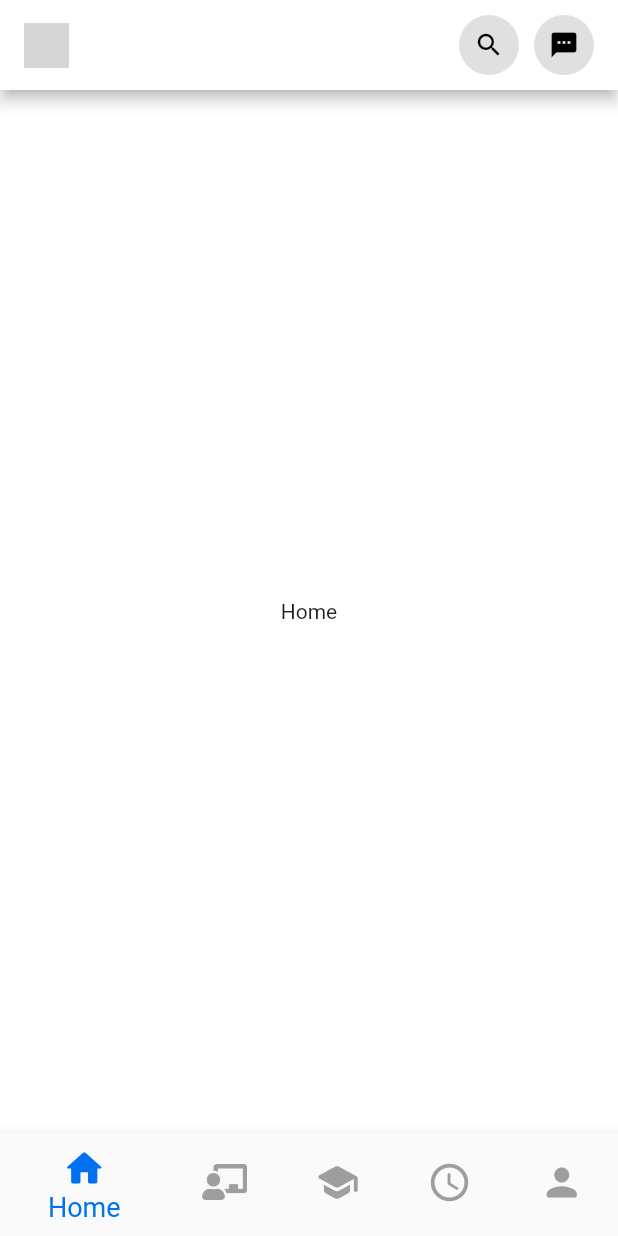
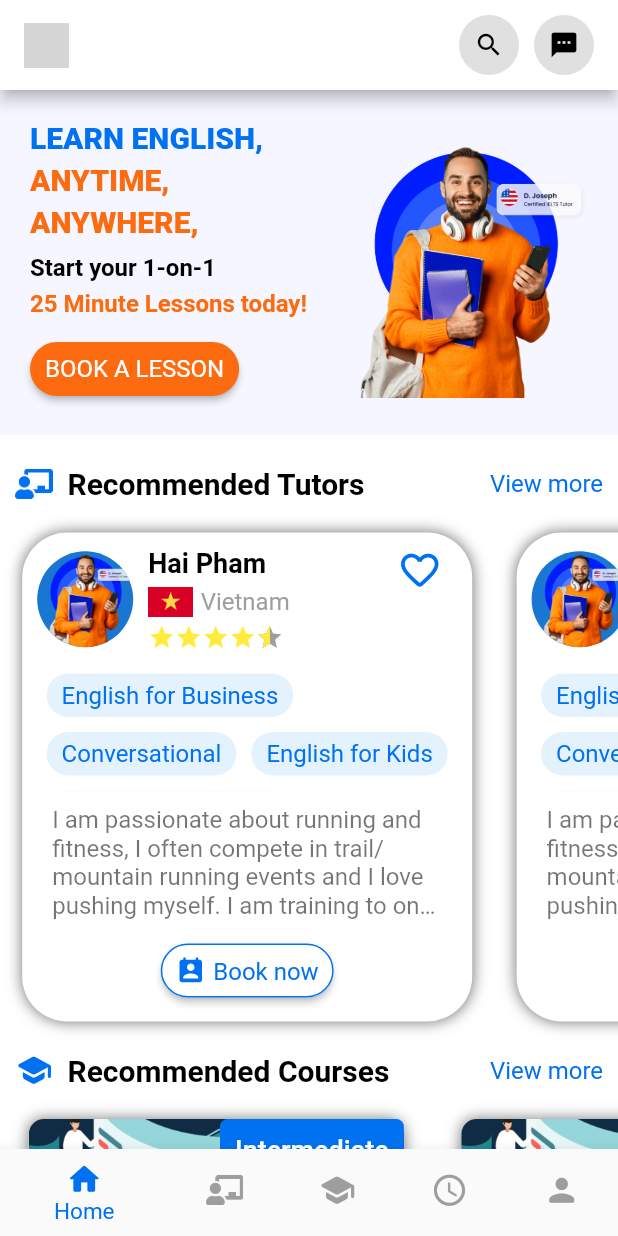
Before and after one commit to Dat-TG/LetTutor, a Flutter app: the screen it shows after launch, on a phone screen of 412 x 824 dp. Run offline on Flutter 3.47's test engine with Material 2 defaults, Android fonts, the phone set to English and light mode, and no system bars; drawn by our look-alikes of badges, carousel_slider, flutter_rating_bar; grey boxes are pictures that could not be loaded.

Commit message:
home screen

```diff
--- a/lib/common/bottom_bar.dart
+++ b/lib/common/bottom_bar.dart
@@ -1,6 +1,6 @@
 import 'package:flutter/material.dart';
 import 'package:let_tutor/common/appbar_main.dart';
-import 'package:let_tutor/presentation/home/home.dart';
+import 'package:let_tutor/presentation/home/home_screen.dart';
 
 class BottomBar extends StatefulWidget {
   static const String routeName = '/actual-home';
@@ -14,7 +14,7 @@ class _BottomBarState extends State<BottomBar> {
   int _page = 0;
 
   List<Widget> pages = [
-    const Home(),
+    const HomeScreen(),
     const Text('Tutor'),
     const Text('Courses'),
     const Text('History'),
@@ -30,8 +30,8 @@ class _BottomBarState extends State<BottomBar> {
   @override
   Widget build(BuildContext context) {
     return Scaffold(
-      appBar: PreferredSize(
-        preferredSize: const Size.fromHeight(60),
+      appBar: const PreferredSize(
+        preferredSize: Size.fromHeight(60),
         child: AppBarMain(),
       ),
       body: pages[_page],
@@ -73,8 +73,8 @@ class _BottomBarState extends State<BottomBar> {
         selectedItemColor: Theme.of(context).primaryColor,
         unselectedItemColor: Colors.grey,
         onTap: goToPage,
-        iconSize: 30,
-        selectedFontSize: 18,
+        iconSize: 25,
+        selectedFontSize: 15,
       ),
     );
   }
--- a/lib/common/custom_button.dart
+++ b/lib/common/custom_button.dart
@@ -10,6 +10,8 @@ class CustomButton extends StatelessWidget {
   final double textSize;
   final double borderRadius;
   final EdgeInsetsGeometry padding;
+  final Color borderColor;
+  final Icon? icon;
   const CustomButton({
     super.key,
     required this.title,
@@ -19,24 +21,46 @@ class CustomButton extends StatelessWidget {
     this.textSize = 16,
     this.borderRadius = 20,
     this.padding = const EdgeInsets.symmetric(vertical: 5, horizontal: 5),
+    this.borderColor = Colors.transparent,
+    this.icon,
   });
 
   @override
   Widget build(BuildContext context) {
     return ElevatedButton(
       style: ElevatedButton.styleFrom(
+        foregroundColor: borderColor,
         padding: padding,
         backgroundColor: backgroundColor,
         shape: RoundedRectangleBorder(
           borderRadius: BorderRadius.circular(borderRadius),
+          side: BorderSide(
+            color: borderColor,
+            width: 1,
+          ),
         ),
       ),
       onPressed: callback,
-      child: Text(
-        title,
-        style: TextStyle(
-          color: titleColor,
-          fontSize: textSize,
+      child: RichText(
+        text: TextSpan(
+          style: TextStyle(
+            color: titleColor,
+            fontSize: textSize,
+          ),
+          children: [
+            if (icon != null)
+              WidgetSpan(
+                child: Padding(
+                  padding: const EdgeInsets.only(
+                    right: 5,
+                  ),
+                  child: icon,
+                ),
+              ),
+            TextSpan(
+              text: title,
+            ),
+          ],
         ),
       ),
     );
--- /dev/null
+++ b/lib/common/stars.dart
@@ -0,0 +1,22 @@
+import 'package:flutter/material.dart';
+import 'package:flutter_rating_bar/flutter_rating_bar.dart';
+
+class Stars extends StatelessWidget {
+  final double rating;
+  final double? itemSize;
+  const Stars({super.key, required this.rating, this.itemSize});
+
+  @override
+  Widget build(BuildContext context) {
+    return RatingBarIndicator(
+      itemCount: 5,
+      rating: rating,
+      direction: Axis.horizontal,
+      itemSize: (itemSize != null) ? itemSize! : 15,
+      itemBuilder: (context, _) => const Icon(
+        Icons.star,
+        color: Colors.yellow,
+      ),
+    );
+  }
+}
--- /dev/null
+++ b/lib/presentation/course/widgets/course_card.dart
@@ -0,0 +1,110 @@
+import 'package:flutter/material.dart';
+import 'package:badges/badges.dart' as badges;
+
+class CourseCard extends StatelessWidget {
+  const CourseCard({super.key});
+
+  @override
+  Widget build(BuildContext context) {
+    return badges.Badge(
+      badgeContent: const Text(
+        'Intermediate',
+        style: TextStyle(
+          fontSize: 18,
+          color: Colors.white,
+          fontWeight: FontWeight.w500,
+        ),
+      ),
+      position: badges.BadgePosition.topEnd(top: 0, end: 0),
+      showBadge: true,
+      ignorePointer: false,
+      badgeStyle: badges.BadgeStyle(
+        shape: badges.BadgeShape.square,
+        badgeColor: Theme.of(context).primaryColor,
+        padding: const EdgeInsets.all(10),
+        borderRadius: BorderRadius.circular(5),
+        elevation: 0,
+      ),
+      child: Container(
+        decoration: BoxDecoration(
+          boxShadow: const [
+            BoxShadow(
+              color: Colors.black54,
+              offset: Offset(
+                0,
+                0,
+              ),
+              blurRadius: 8,
+            ),
+          ],
+          borderRadius: BorderRadius.circular(10),
+          color: Colors.white,
+        ),
+        width: 250,
+        child: Column(
+          crossAxisAlignment: CrossAxisAlignment.start,
+          children: [
+            ClipRRect(
+              borderRadius: const BorderRadius.only(
+                topLeft: Radius.circular(10),
+                topRight: Radius.circular(10),
+              ),
+              child: Image.asset(
+                'assets/images/course.png',
+                width: 250,
+                fit: BoxFit.cover,
+              ),
+            ),
+            const SizedBox(
+              height: 10,
+            ),
+            const Padding(
+              padding: EdgeInsets.symmetric(
+                horizontal: 20,
+              ),
+              child: Column(
+                crossAxisAlignment: CrossAxisAlignment.start,
+                children: [
+                  Text(
+                    'Life in the Internet Age',
+                    style: TextStyle(
+                      color: Colors.black,
+                      fontSize: 18,
+                      fontWeight: FontWeight.w700,
+                    ),
+                  ),
+                  Text(
+                    '7 Lessons',
+                    style: TextStyle(
+                      color: Colors.black54,
+                      fontSize: 16,
+                      fontWeight: FontWeight.w500,
+                    ),
+                  ),
+                ],
+              ),
+            ),
+            const SizedBox(
+              height: 10,
+            ),
+            const Padding(
+              padding: EdgeInsets.symmetric(
+                horizontal: 20,
+                vertical: 10,
+              ),
+              child: Text(
+                'Let\'s discuss how technology is changing the way we live',
+                style: TextStyle(
+                  color: Colors.black54,
+                  fontSize: 16,
+                ),
+                maxLines: 2,
+                overflow: TextOverflow.ellipsis,
+              ),
+            ),
+          ],
+        ),
+      ),
+    );
+  }
+}
--- a/lib/presentation/home/home.dart
+++ /dev/null
@@ -1,13 +0,0 @@
-import 'package:flutter/material.dart';
-import 'package:let_tutor/common/appbar_main.dart';
-
-class Home extends StatelessWidget {
-  const Home({super.key});
-
-  @override
-  Widget build(BuildContext context) {
-    return Center(
-      child: Text('Home'),
-    );
-  }
-}
--- /dev/null
+++ b/lib/presentation/home/home_screen.dart
@@ -0,0 +1,109 @@
+import 'package:carousel_slider/carousel_slider.dart';
+import 'package:flutter/material.dart';
+import 'package:let_tutor/presentation/course/widgets/course_card.dart';
+import 'package:let_tutor/presentation/home/widgets/home_banner.dart';
+import 'package:let_tutor/presentation/home/widgets/recommended_row.dart';
+import 'package:let_tutor/presentation/tutor/widgets/tutor_card.dart';
+import 'package:let_tutor/presentation/tutor/widgets/tutor_tag.dart';
+
+class HomeScreen extends StatelessWidget {
+  const HomeScreen({super.key});
+
+  @override
+  Widget build(BuildContext context) {
+    return SingleChildScrollView(
+      child: Column(
+        children: [
+          const HomeBanner(),
+          const SizedBox(
+            height: 20,
+          ),
+          Padding(
+            padding: const EdgeInsets.symmetric(
+              horizontal: 10,
+            ),
+            child: RecomendedRow(
+              icon: ImageIcon(
+                const AssetImage('assets/images/tutor.png'),
+                color: Theme.of(context).primaryColor,
+                size: 25,
+              ),
+              title: 'Recommended Tutors',
+              routeName: '',
+            ),
+          ),
+          const SizedBox(
+            height: 20,
+          ),
+          CarouselSlider(
+            items: const [
+              TutorCard(),
+              TutorCard(),
+              TutorCard(),
+              TutorCard(),
+            ],
+            options: CarouselOptions(
+              height: 326,
+              padEnds: false,
+              viewportFraction: 0.8,
+              initialPage: 0,
+              enableInfiniteScroll: true,
+              reverse: false,
+              autoPlay: true,
+              autoPlayInterval: const Duration(seconds: 3),
+              autoPlayAnimationDuration: const Duration(milliseconds: 800),
+              autoPlayCurve: Curves.fastOutSlowIn,
+              scrollDirection: Axis.horizontal,
+              clipBehavior: Clip.none,
+            ),
+          ),
+          const SizedBox(
+            height: 20,
+          ),
+          Padding(
+            padding: const EdgeInsets.symmetric(
+              horizontal: 10,
+            ),
+            child: RecomendedRow(
+              icon: Icon(
+                Icons.school_rounded,
+                color: Theme.of(context).primaryColor,
+                size: 25,
+              ),
+              title: 'Recommended Courses',
+              routeName: '',
+            ),
+          ),
+          const SizedBox(
+            height: 20,
+          ),
+          CarouselSlider(
+            items: const [
+              CourseCard(),
+              CourseCard(),
+              CourseCard(),
+              CourseCard(),
+            ],
+            options: CarouselOptions(
+              height: 306,
+              viewportFraction: 0.7,
+              padEnds: false,
+              initialPage: 0,
+              enableInfiniteScroll: true,
+              reverse: false,
+              autoPlay: true,
+              autoPlayInterval: const Duration(seconds: 3),
+              autoPlayAnimationDuration: const Duration(milliseconds: 800),
+              autoPlayCurve: Curves.fastOutSlowIn,
+              scrollDirection: Axis.horizontal,
+              clipBehavior: Clip.none,
+            ),
+          ),
+          const SizedBox(
+            height: 20,
+          ),
+        ],
+      ),
+    );
+  }
+}
--- /dev/null
+++ b/lib/presentation/home/widgets/home_banner.dart
@@ -0,0 +1,103 @@
+import 'package:flutter/material.dart';
+import 'package:let_tutor/common/custom_button.dart';
+
+class HomeBanner extends StatelessWidget {
+  const HomeBanner({super.key});
+
+  @override
+  Widget build(BuildContext context) {
+    return Container(
+      width: double.infinity,
+      padding: const EdgeInsets.all(20),
+      decoration: const BoxDecoration(
+        color: Color.fromARGB(255, 245, 246, 255),
+        shape: BoxShape.rectangle,
+      ),
+      child: Row(
+        mainAxisAlignment: MainAxisAlignment.spaceBetween,
+        children: [
+          Expanded(
+            flex: 5,
+            child: Column(
+              crossAxisAlignment: CrossAxisAlignment.start,
+              children: [
+                Text(
+                  'LEARN ENGLISH,',
+                  style: TextStyle(
+                    color: Theme.of(context).primaryColor,
+                    fontSize: 20,
+                    fontWeight: FontWeight.w900,
+                  ),
+                ),
+                const SizedBox(
+                  height: 5,
+                ),
+                Text(
+                  'ANYTIME,',
+                  style: TextStyle(
+                    color: Theme.of(context).secondaryHeaderColor,
+                    fontSize: 20,
+                    fontWeight: FontWeight.w900,
+                  ),
+                ),
+                const SizedBox(
+                  height: 5,
+                ),
+                Text(
+                  'ANYWHERE,',
+                  style: TextStyle(
+                    color: Theme.of(context).secondaryHeaderColor,
+                    fontSize: 20,
+                    fontWeight: FontWeight.w900,
+                  ),
+                ),
+                const SizedBox(
+                  height: 10,
+                ),
+                const Text(
+                  'Start your 1-on-1',
+                  style: TextStyle(
+                    color: Colors.black,
+                    fontSize: 16,
+                    fontWeight: FontWeight.w700,
+                  ),
+                ),
+                const SizedBox(
+                  height: 5,
+                ),
+                Text(
+                  '25 Minute Lessons today!',
+                  style: TextStyle(
+                    color: Theme.of(context).secondaryHeaderColor,
+                    fontSize: 16,
+                    fontWeight: FontWeight.w700,
+                  ),
+                ),
+                const SizedBox(
+                  height: 10,
+                ),
+                CustomButton(
+                  title: 'BOOK A LESSON',
+                  callback: () {},
+                  backgroundColor: Theme.of(context).secondaryHeaderColor,
+                  textSize: 16,
+                  titleColor: Colors.white,
+                  padding: const EdgeInsets.symmetric(
+                    horizontal: 10,
+                    vertical: 5,
+                  ),
+                ),
+              ],
+            ),
+          ),
+          Expanded(
+            flex: 4,
+            child: Image.asset(
+              'assets/images/hero_img.png',
+            ),
+          ),
+        ],
+      ),
+    );
+  }
+}
--- /dev/null
+++ b/lib/presentation/home/widgets/recommended_row.dart
@@ -0,0 +1,45 @@
+import 'package:flutter/material.dart';
+
+class RecomendedRow extends StatelessWidget {
+  final Widget icon;
+  final String title;
+  final String routeName;
+  const RecomendedRow(
+      {super.key,
+      required this.icon,
+      required this.title,
+      required this.routeName});
+
+  @override
+  Widget build(BuildContext context) {
+    return Row(
+      mainAxisAlignment: MainAxisAlignment.spaceBetween,
+      crossAxisAlignment: CrossAxisAlignment.center,
+      children: [
+        Row(
+          children: [
+            icon,
+            const SizedBox(
+              width: 10,
+            ),
+            Text(
+              title,
+              style: const TextStyle(
+                color: Colors.black,
+                fontSize: 20,
+                fontWeight: FontWeight.w700,
+              ),
+            ),
+          ],
+        ),
+        Text(
+          'View more',
+          style: TextStyle(
+            color: Theme.of(context).primaryColor,
+            fontSize: 16,
+          ),
+        ),
+      ],
+    );
+  }
+}
--- /dev/null
+++ b/lib/presentation/tutor/widgets/tutor_card.dart
@@ -0,0 +1,174 @@
+import 'package:flutter/material.dart';
+import 'package:let_tutor/common/custom_button.dart';
+import 'package:let_tutor/common/stars.dart';
+import 'package:let_tutor/presentation/tutor/widgets/tutor_tag.dart';
+
+class TutorCard extends StatelessWidget {
+  const TutorCard({super.key});
+
+  @override
+  Widget build(BuildContext context) {
+    return Stack(
+      children: [
+        Container(
+          width: 300,
+          padding: const EdgeInsets.symmetric(
+            horizontal: 10,
+            vertical: 10,
+          ),
+          decoration: BoxDecoration(
+            boxShadow: const [
+              BoxShadow(
+                color: Colors.black54,
+                offset: Offset(
+                  0,
+                  0,
+                ),
+                blurRadius: 8,
+              ),
+            ],
+            borderRadius: BorderRadius.circular(30),
+            color: Colors.white,
+          ),
+          child: Column(
+            children: [
+              Row(
+                children: [
+                  const CircleAvatar(
+                    backgroundImage: AssetImage('assets/images/hero_img.png'),
+                    radius: 32,
+                  ),
+                  const SizedBox(
+                    width: 10,
+                  ),
+                  Column(
+                    crossAxisAlignment: CrossAxisAlignment.start,
+                    children: [
+                      const SizedBox(
+                        width: 160,
+                        child: Text(
+                          'Hai Pham',
+                          maxLines: 1,
+                          overflow: TextOverflow.ellipsis,
+                          style: TextStyle(
+                            color: Colors.black,
+                            fontWeight: FontWeight.w700,
+                            fontSize: 18,
+                          ),
+                        ),
+                      ),
+                      const SizedBox(
+                        height: 5,
+                      ),
+                      Row(
+                        mainAxisSize: MainAxisSize.min,
+                        children: [
+                          Image.asset(
+                            'assets/images/vietnam.png',
+                            width: 30,
+                            height: 20,
+                            fit: BoxFit.cover,
+                          ),
+                          const SizedBox(
+                            width: 5,
+                          ),
+                          const Text(
+                            'Vietnam',
+                            style: TextStyle(
+                              color: Colors.grey,
+                              fontSize: 16,
+                            ),
+                          )
+                        ],
+                      ),
+                      const SizedBox(
+                        height: 5,
+                      ),
+                      const Stars(
+                        rating: 4.5,
+                        itemSize: 18,
+                      ),
+                    ],
+                  ),
+                ],
+              ),
+              const SizedBox(
+                height: 5,
+              ),
+              const SizedBox(
+                height: 10,
+              ),
+              Container(
+                constraints: const BoxConstraints(
+                  minHeight: 78,
+                  maxHeight: 78,
+                ),
+                child: const SingleChildScrollView(
+                  clipBehavior: Clip.antiAliasWithSaveLayer,
+                  child: Wrap(
+                    direction: Axis.horizontal,
+                    spacing: 10,
+                    runSpacing: 10,
+                    children: [
+                      TutorTag(name: 'English for Business'),
+                      TutorTag(name: 'Conversational'),
+                      TutorTag(name: 'English for Kids'),
+                      TutorTag(name: 'English for Business'),
+                      TutorTag(name: 'Conversational'),
+                      TutorTag(name: 'English for Kids'),
+                    ],
+                  ),
+                ),
+              ),
+              const SizedBox(
+                height: 10,
+              ),
+              const Padding(
+                padding: EdgeInsets.symmetric(horizontal: 10),
+                child: Text(
+                  'I am passionate about running and fitness, I often compete in trail/mountain running events and I love pushing myself. I am training to one day take part in ultra-endurance events. I also enjoy watching rugby on the weekends, reading and watching',
+                  overflow: TextOverflow.ellipsis,
+                  maxLines: 4,
+                  style: TextStyle(
+                    color: Colors.black54,
+                    fontSize: 16,
+                  ),
+                ),
+              ),
+              const SizedBox(
+                height: 10,
+              ),
+              CustomButton(
+                title: 'Book now',
+                callback: () {},
+                backgroundColor: Colors.white,
+                titleColor: Theme.of(context).primaryColor,
+                borderRadius: 20,
+                textSize: 16,
+                padding: const EdgeInsets.symmetric(
+                  horizontal: 10,
+                  vertical: 5,
+                ),
+                borderColor: Theme.of(context).primaryColor,
+                icon: Icon(
+                  Icons.perm_contact_calendar_rounded,
+                  color: Theme.of(context).primaryColor,
+                  size: 20,
+                ),
+              )
+            ],
+          ),
+        ),
+        Positioned(
+          right: 20,
+          top: 10,
+          child: Icon(
+            Icons.favorite_outline_rounded,
+            color: Theme.of(context).primaryColor,
+            size: 30,
+          ),
+        ),
+      ],
+    );
+  }
+}
--- /dev/null
+++ b/lib/presentation/tutor/widgets/tutor_tag.dart
@@ -0,0 +1,28 @@
+import 'package:flutter/material.dart';
+
+class TutorTag extends StatelessWidget {
+  final String name;
+  const TutorTag({super.key, required this.name});
+
+  @override
+  Widget build(BuildContext context) {
+    return Container(
+      padding: const EdgeInsets.symmetric(
+        horizontal: 10,
+        vertical: 5,
+      ),
+      decoration: BoxDecoration(
+        color: Colors.blue[50],
+        shape: BoxShape.rectangle,
+        borderRadius: BorderRadius.circular(20),
+      ),
+      child: Text(
+        name,
+        style: TextStyle(
+          fontSize: 16,
+          color: Theme.of(context).primaryColor,
+        ),
+      ),
+    );
+  }
+}
--- a/lib/themes/themes.dart
+++ b/lib/themes/themes.dart
@@ -7,6 +7,7 @@ final ThemeData lightTheme = ThemeData(
     seedColor: AppColors.primaryElement,
   ),
   primaryColor: AppColors.primaryElement,
+  secondaryHeaderColor: AppColors.secondaryElement,
   scaffoldBackgroundColor: AppColors.primaryBackground,
   appBarTheme: const AppBarTheme(
       backgroundColor: AppColors.primaryBackground,
--- a/lib/utils/colors.dart
+++ b/lib/utils/colors.dart
@@ -10,6 +10,9 @@ class AppColors {
 
   /// main widget color blue
   static const Color primaryElement = Color.fromARGB(255, 0, 113, 240);
+
+  // secondary widget color orange
+  static const Color secondaryElement = Color.fromARGB(255, 252, 107, 16);
 
   /// main text color black
   static const Color primaryText = Color.fromARGB(255, 0, 0, 0);
--- a/pubspec.yaml
+++ b/pubspec.yaml
@@ -35,6 +35,9 @@ dependencies:
   # The following adds the Cupertino Icons font to your application.
   # Use with the CupertinoIcons class for iOS style icons.
   cupertino_icons: ^1.0.2
+  flutter_rating_bar: ^4.0.1
+  carousel_slider: ^4.2.1
+  badges: ^3.1.2
 
 dev_dependencies:
   flutter_test:
```
Also changed, not shown: assets/images/course.png (added), assets/images/hero_img.png (added), pubspec.lock.
